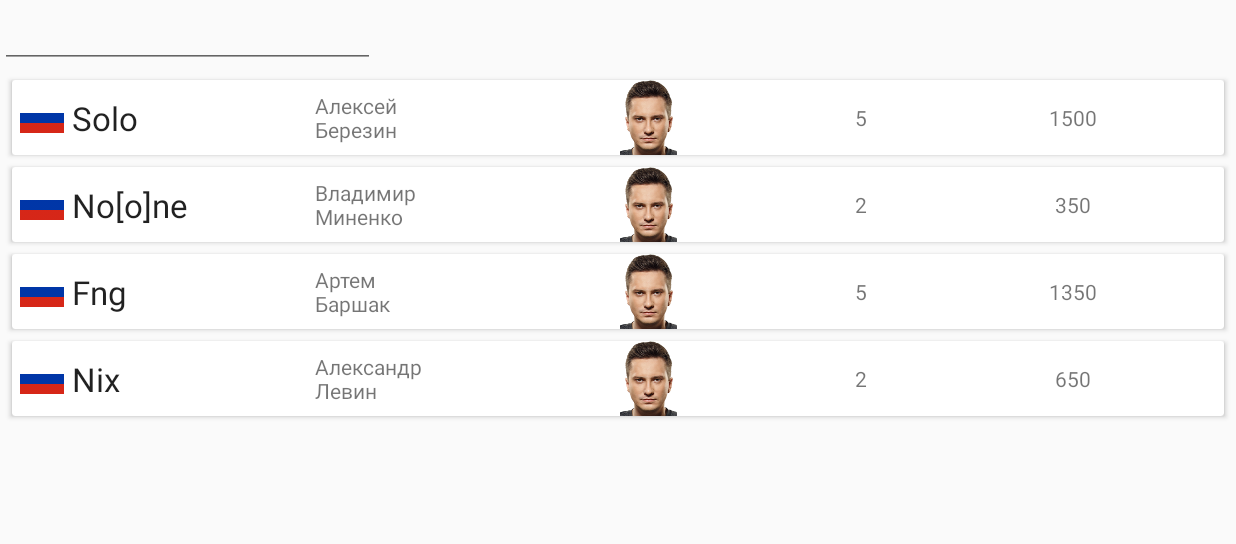
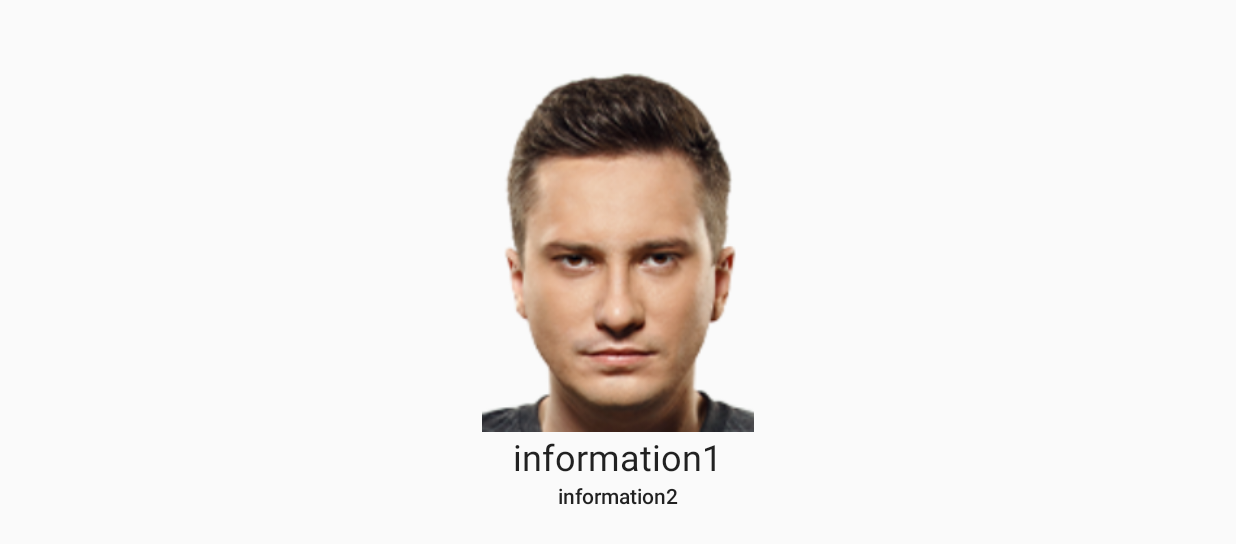
Before and after one commit to Miklesam/ProjectTiger, an Android app: the fragment FragmentMarket placed in its activity, after a tap on "Solo", on a phone screen of 824 x 412 dp (held sideways). Shown: the top 544 px of the screen. Run offline under Robolectric (Android 15) with nearby library versions, the phone set to English and light mode, and no system bars.

Commit message:
playerTransition

```diff
--- /dev/null
+++ b/app/src/main/java/com/miklesam/dotamanager/DetailsTransition.java
@@ -0,0 +1,38 @@
+package com.miklesam.dotamanager;
+
+import android.annotation.TargetApi;
+import android.content.Context;
+import android.os.Build;
+import android.transition.ChangeBounds;
+import android.transition.ChangeImageTransform;
+import android.transition.ChangeTransform;
+import android.transition.TransitionSet;
+import android.util.AttributeSet;
+
+/**
+ * Transition that performs almost exactly like {@link android.transition.AutoTransition}, but has an
+ * added {@link ChangeImageTransform} to support properly scaling up our gorgeous kittens.
+ *
+ * @author bherbst
+ */
+@TargetApi(Build.VERSION_CODES.LOLLIPOP)
+public class DetailsTransition extends TransitionSet {
+    public DetailsTransition() {
+        init();
+    }
+
+    /**
+     * This constructor allows us to use this transition in XML
+     */
+    public DetailsTransition(Context context, AttributeSet attrs) {
+        super(context, attrs);
+        init();
+    }
+
+    private void init() {
+        setOrdering(ORDERING_TOGETHER);
+        addTransition(new ChangeBounds()).
+                addTransition(new ChangeTransform()).
+                addTransition(new ChangeImageTransform());
+    }
+}
--- a/app/src/main/java/com/miklesam/dotamanager/FragmentMarket.kt
+++ b/app/src/main/java/com/miklesam/dotamanager/FragmentMarket.kt
@@ -1,19 +1,39 @@
 package com.miklesam.dotamanager
 
 import android.os.Bundle
+import android.transition.Fade
 import android.util.Log
 import android.view.View
 import androidx.fragment.app.Fragment
 import androidx.recyclerview.widget.LinearLayoutManager
 import androidx.recyclerview.widget.RecyclerView
 import com.miklesam.dotamanager.adapters.MarketAdapter
+import com.miklesam.dotamanager.adapters.MarketPlayerHolder
 import com.miklesam.dotamanager.adapters.OnPlayerListener
 import com.miklesam.dotamanager.datamodels.Player
 import java.util.ArrayList
 
 class FragmentMarket :Fragment(R.layout.fragment_market),OnPlayerListener{
-    override fun onPlayerClick(position: Int) {
+    override fun onPlayerClick(position: Int,holder: MarketPlayerHolder) {
         Log.w("FragmentMarket","Clicked "+position)
+        val fragment = FragmentPlayerProfile()
+
+        fragment.setSharedElementEnterTransition(DetailsTransition())
+        val fade = Fade()
+        fragment.setEnterTransition(fade)
+        exitTransition = fade
+        fragment.setSharedElementReturnTransition(DetailsTransition())
+
+        val transaction=
+            activity?.supportFragmentManager?.beginTransaction()
+                ?.addSharedElement(holder.photo, "playerImage")
+        //transaction?.setCustomAnimations(R.anim.enter_right_to_left,R.anim.exit_right_to_left,R.anim.enter_left_to_right,R.anim.exit_left_to_right)
+        transaction?.replace(R.id.fragment_holder, fragment)
+        transaction?.addToBackStack(null)
+        transaction?.commit()
+
+
+
     }
 
     override fun onViewCreated(view: View, savedInstanceState: Bundle?) {
--- /dev/null
+++ b/app/src/main/java/com/miklesam/dotamanager/FragmentPlayerProfile.kt
@@ -0,0 +1,13 @@
+package com.miklesam.dotamanager
+
+import android.os.Bundle
+import android.view.View
+import androidx.fragment.app.Fragment
+
+class FragmentPlayerProfile :Fragment(R.layout.fragment_player_profile){
+
+    override fun onViewCreated(view: View, savedInstanceState: Bundle?) {
+        super.onViewCreated(view, savedInstanceState)
+
+    }
+}
--- a/app/src/main/java/com/miklesam/dotamanager/adapters/MarketAdapter.kt
+++ b/app/src/main/java/com/miklesam/dotamanager/adapters/MarketAdapter.kt
@@ -2,6 +2,7 @@ package com.miklesam.dotamanager.adapters
 
 import android.view.LayoutInflater
 import android.view.ViewGroup
+import androidx.core.view.ViewCompat
 import androidx.recyclerview.widget.DiffUtil
 import androidx.recyclerview.widget.RecyclerView
 import com.miklesam.dotamanager.R
@@ -30,6 +31,7 @@ class MarketAdapter(playerListener: OnPlayerListener) : RecyclerView.Adapter<Mar
         holder.name.text=currentPlayer.name
         holder.position.text=currentPlayer.position
         holder.cost.text=currentPlayer.cost
+        ViewCompat.setTransitionName(holder.photo, position.toString() + "_photo")
     }
 
     fun setPlayers(playersSet:List<Player>){
--- a/app/src/main/java/com/miklesam/dotamanager/adapters/MarketPlayerHolder.kt
+++ b/app/src/main/java/com/miklesam/dotamanager/adapters/MarketPlayerHolder.kt
@@ -2,24 +2,27 @@ package com.miklesam.dotamanager.adapters
 
 import android.view.TextureView
 import android.view.View
+import android.widget.ImageView
 import android.widget.TextView
 import androidx.recyclerview.widget.RecyclerView
 import kotlinx.android.synthetic.main.player_item.view.*
 
 class MarketPlayerHolder (itemView:View,var playerListener: OnPlayerListener):RecyclerView.ViewHolder(itemView),View.OnClickListener{
     override fun onClick(p0: View?) {
-        playerListener.onPlayerClick(adapterPosition)
+        playerListener.onPlayerClick(adapterPosition,this)
     }
 
     val nickName:TextView
     val name :TextView
     val position :TextView
     val cost :TextView
+    val photo :ImageView
     init{
         nickName=itemView.playerNickname
         name=itemView.playerName
         position=itemView.playerPosition
         cost=itemView.playerCost
+        photo=itemView.playerPhoto
         itemView.setOnClickListener(this)
     }
 }
--- a/app/src/main/java/com/miklesam/dotamanager/adapters/OnPlayerListener.kt
+++ b/app/src/main/java/com/miklesam/dotamanager/adapters/OnPlayerListener.kt
@@ -1,5 +1,5 @@
 package com.miklesam.dotamanager.adapters
 
 interface OnPlayerListener {
-    fun onPlayerClick(position: Int)
+    fun onPlayerClick(position: Int,holder:MarketPlayerHolder)
 }
--- /dev/null
+++ b/app/src/main/res/layout/fragment_player_profile.xml
@@ -0,0 +1,32 @@
+<?xml version="1.0" encoding="utf-8"?>
+<LinearLayout
+    xmlns:android="http://schemas.android.com/apk/res/android"
+    xmlns:tools="http://schemas.android.com/tools"
+    android:orientation="vertical"
+    android:layout_width="match_parent"
+    android:layout_height="match_parent"
+    android:gravity="center_horizontal">
+
+    <ImageView
+        android:id='@+id/image'
+        android:layout_width="240dp"
+        android:layout_height="240dp"
+        android:layout_marginTop="48dp"
+        android:src="@drawable/solo_face"
+        android:transitionName="playerImage"
+        tools:ignore="ContentDescription,UnusedAttribute" />
+
+    <TextView
+        android:layout_width="wrap_content"
+        android:layout_height="wrap_content"
+        android:id="@+id/playerName"
+        android:text="information1"
+        android:textAppearance="@style/TextAppearance.AppCompat.Headline"/>
+
+    <TextView
+        android:layout_width="wrap_content"
+        android:layout_height="wrap_content"
+        android:text="information2"
+        android:textAppearance="@style/TextAppearance.AppCompat.Body2"/>
+
+</LinearLayout>
--- a/app/src/main/res/layout/player_item.xml
+++ b/app/src/main/res/layout/player_item.xml
@@ -18,7 +18,7 @@
             android:layout_width="wrap_content"
             android:layout_height="wrap_content"
             android:orientation="vertical"
-            app:layout_constraintGuide_percent="0.25" />
+            app:layout_constraintGuide_percent="0.35" />
 
         <androidx.constraintlayout.widget.Guideline
             android:id="@+id/secondvertical"
```
